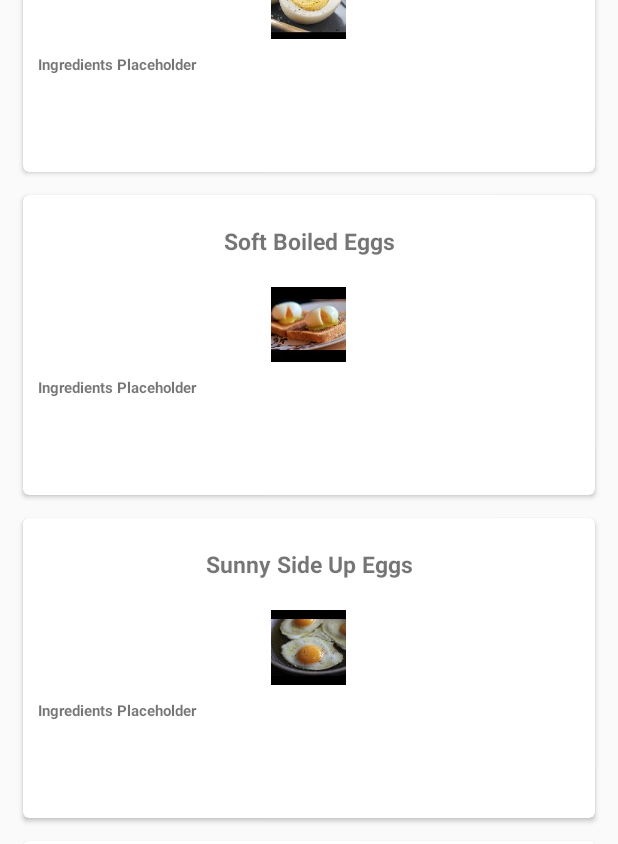
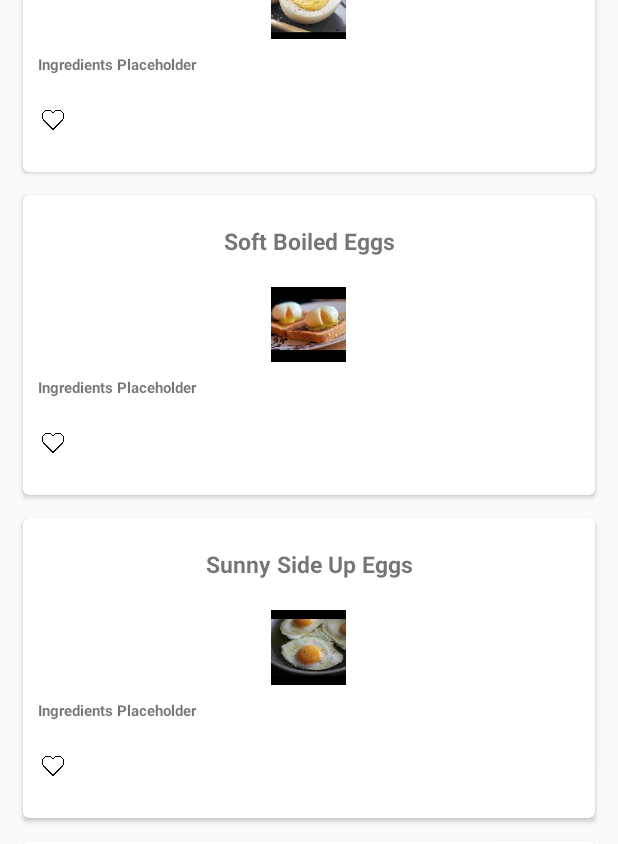
Before and after one commit to mao26/grocer, an Android app: the BundlesLobby screen opened directly, with no data from a screen before it, after a tap on "Eggs Basic", on a phone screen of 412 x 824 dp. Shown: the part 235-1079 px from the top of the screen. Run offline under Robolectric (Android 15) with nearby library versions, the phone set to English and light mode, and no system bars; 2 other taps on this screen came first.

Commit message:
Trying to add the ability to click a like button to add a bundle to your refridgerator

```diff
--- a/GrocerAndroidApp/app/src/main/java/com/mysampleapp/BundlesLobby.java
+++ b/GrocerAndroidApp/app/src/main/java/com/mysampleapp/BundlesLobby.java
@@ -1,17 +1,21 @@
 package com.mysampleapp;
 
+import android.content.Context;
 import android.content.Intent;
+import android.content.SharedPreferences;
 import android.os.Bundle;
 import android.support.annotation.Nullable;
 import android.support.v7.app.AppCompatActivity;
 import android.support.v7.widget.LinearLayoutManager;
 import android.support.v7.widget.RecyclerView;
 import android.support.v7.widget.Toolbar;
+import android.util.Log;
 import android.view.LayoutInflater;
 import android.view.View;
 import android.view.ViewGroup;
 import android.widget.ImageView;
 import android.widget.TextView;
+import android.widget.Toast;
 
 import java.util.List;
 
@@ -21,8 +25,10 @@ import java.util.List;
 
 public class BundlesLobby extends AppCompatActivity {
 
+    private static final String LOG_TAG = BundlesLobby.class.getSimpleName();
     private BundlesAdapter mBundlesAdapter;
     private static final String BUNDLE = "bundle";
+    private SharedPreferences.Editor editor;
 
     @Override
     protected void onCreate(@Nullable Bundle savedInstanceState) {
@@ -40,17 +46,40 @@ public class BundlesLobby extends AppCompatActivity {
         Toolbar myToolbar = (Toolbar) findViewById(R.id.my_toolbar);
         setSupportActionBar(myToolbar);
         getSupportActionBar().setDisplayHomeAsUpEnabled(true);
+
+        SharedPreferences sharedPref = BundlesLobby.this.getPreferences(Context.MODE_PRIVATE);
+        editor = sharedPref.edit();
     }
 
     private class BundlesHolder extends RecyclerView.ViewHolder {
 
         public TextView mTitleTextView;
-        private List<Recipe> currRecipeList;
         private OneBundle currBundle;
+        private ImageView fridgeLikeButton;
+        private boolean fridgeIconOn = false;
 
         public BundlesHolder(View itemView) {
             super(itemView);
             mTitleTextView = (TextView) itemView.findViewById(R.id.recipeview_title_textview);
+            fridgeLikeButton = (ImageView) itemView.findViewById(R.id.add_to_fridge_icon);
+            fridgeLikeButton.setOnClickListener(new View.OnClickListener() {
+                @Override
+                public void onClick(View view) {
+//                    Toast.makeText(getApplicationContext(), "fridge button", Toast.LENGTH_LONG);
+                    Log.i(LOG_TAG, "fridge button");
+                    if(fridgeIconOn){
+                        fridgeLikeButton.setImageResource(R.mipmap.heart_icon_off);
+                        fridgeIconOn = false;
+                    } else {
+                        fridgeLikeButton.setImageResource(R.mipmap.heart_on_icon);
+                        fridgeIconOn = true;
+//                        editor.putStringSet("Recipe", newHighScore);
+                        editor.putString("Recipe", mTitleTextView.getText().toString());
+                        editor.commit();
+                    }
+                }
+            });
+
             itemView.setOnClickListener(new View.OnClickListener() {
                 @Override
                 public void onClick(View view) {
@@ -69,7 +98,6 @@ public class BundlesLobby extends AppCompatActivity {
 
         public void bindView(OneBundle bundle) {
             currBundle = bundle;
-            this.currRecipeList = bundle.getRecipes();
             mTitleTextView.setText(bundle.getTitle());
         }
     }
--- a/GrocerAndroidApp/app/src/main/java/com/mysampleapp/EggBundle.java
+++ b/GrocerAndroidApp/app/src/main/java/com/mysampleapp/EggBundle.java
@@ -50,7 +50,7 @@ public class EggBundle extends OneBundle {
             R.mipmap.salt_tn, R.mipmap.water_tn,
     };
 
-    private String[] ingredients = {"Egg", "Milk", "Salt", "Olive Oil", "Water", "Butter"};
+    private String[] ingredients = {"Egg", "Butter", "Milk", "Olive Oil", "Salt", "Water"};
 
     private List<Recipe> createEggsPackage(){
         List<Recipe> onePackage_Basics = new ArrayList<>();
--- a/GrocerAndroidApp/app/src/main/res/layout/activity_recipe_lobby_item.xml
+++ b/GrocerAndroidApp/app/src/main/res/layout/activity_recipe_lobby_item.xml
@@ -48,6 +48,13 @@
             android:textStyle="bold"
             />
 
+        <ImageView
+            android:id="@+id/add_to_fridge_icon"
+            android:layout_width="20dp"
+            android:layout_height="20dp"
+            android:src="@mipmap/heart_icon_off"
+            android:layout_margin="10dp"/>
+
     </LinearLayout>
 
 </android.support.v7.widget.CardView>
```
Also changed, not shown: GrocerAndroidApp/app/src/main/java/com/mysampleapp/Lobby.java (+8 -0 lines), GrocerAndroidApp/app/src/main/res/mipmap-xhdpi/heart_icon_off.png (added), GrocerAndroidApp/app/src/main/res/mipmap-xhdpi/heart_on_icon.png (added), 3 other files.
